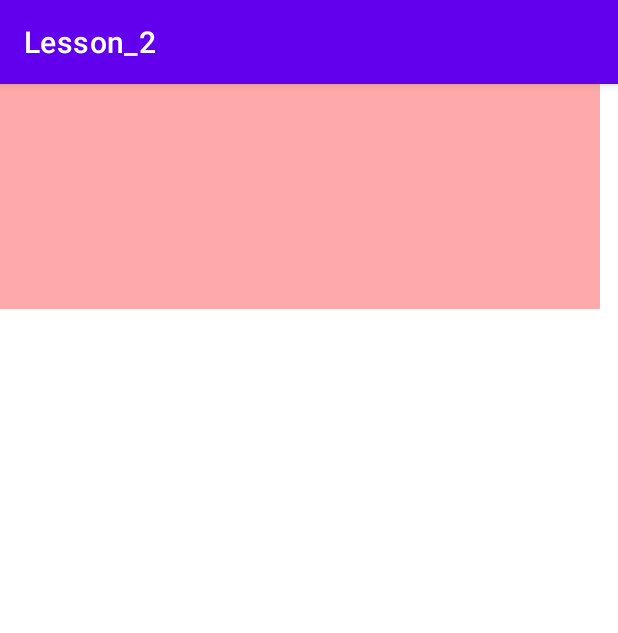
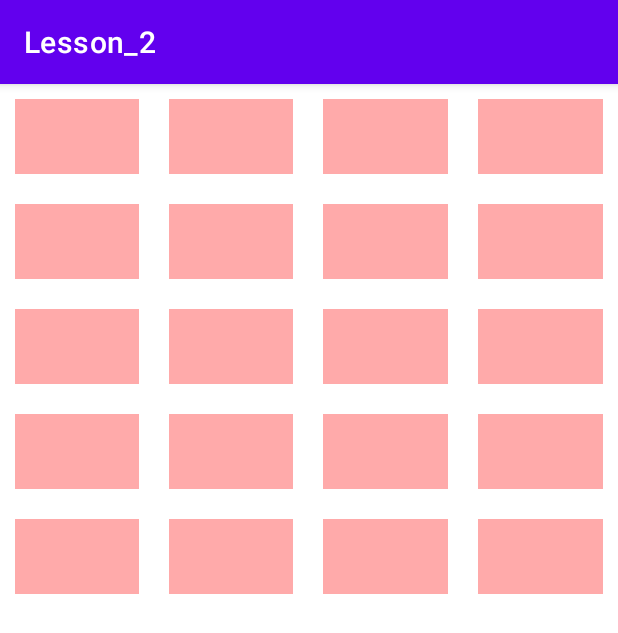
Before and after one commit to annadav1510/Lesson_2, an Android app: the screen it shows after launch (MainActivity), on a phone screen of 412 x 824 dp. Shown: the top 633 px of the screen. Run offline under Robolectric (Android 15) with nearby library versions, the phone set to English and light mode, and no system bars.

Commit message:
Пробовала изменить TableLayout на LinearLayoyt. Вернула TableLayout. Сделела таблицу 4х5

```diff
--- a/app/src/main/res/layout/activity_main.xml
+++ b/app/src/main/res/layout/activity_main.xml
@@ -7,50 +7,36 @@
     android:orientation="vertical"
     tools:context=".MainActivity">
 
-    <TableRow>
 
-        <View
-            android:layout_width="100dp"
-            android:layout_height="50dp"
-            android:background="#ffaa"/>
-
-        <View
-            android:layout_width="100dp"
-            android:layout_height="50dp"
-            android:background="#ffaa"/>
-
-        <View
-            android:layout_width="100dp"
-            android:layout_height="50dp"
-            android:background="#ffaa"/>
-
-        <View
-            android:layout_width="100dp"
-            android:layout_height="50dp"
-            android:background="#ffaa"/>
-
-    </TableRow>
 
     <TableRow>
 
         <View
-            android:layout_width="100dp"
+            android:layout_width="0dp"
+            android:layout_weight="1"
             android:layout_height="50dp"
-            android:background="#ffaa" />
+            android:background="#ffaa"
+            android:layout_margin="10dp"/>
 
         <View
-            android:layout_width="100dp"
+            android:layout_width="0dp"
+            android:layout_weight="1"
             android:layout_height="50dp"
-            android:background="#ffaa"/>
+            android:background="#ffaa"
+            android:layout_margin="10dp"/>
 
         <View
-            android:layout_width="100dp"
+            android:layout_width="0dp"
+            android:layout_weight="1"
             android:layout_height="50dp"
-            android:background="#ffaa" />
+            android:background="#ffaa"
+            android:layout_margin="10dp" />
 
         <View
-            android:layout_width="100dp"
+            android:layout_width="0dp"
+            android:layout_weight="1"
             android:layout_height="50dp"
+            android:layout_margin="10dp"
             android:background="#ffaa" />
 
     </TableRow>
@@ -58,23 +44,130 @@
     <TableRow>
 
         <View
-            android:layout_width="100dp"
+            android:layout_width="0dp"
+            android:layout_weight="1"
             android:layout_height="50dp"
+            android:layout_margin="10dp"
             android:background="#ffaa" />
 
         <View
-            android:layout_width="100dp"
+            android:layout_width="0dp"
+            android:layout_weight="1"
             android:layout_height="50dp"
+            android:layout_margin="10dp"
             android:background="#ffaa" />
 
         <View
-            android:layout_width="100dp"
+            android:layout_width="0dp"
+            android:layout_weight="1"
             android:layout_height="50dp"
+            android:layout_margin="10dp"
             android:background="#ffaa"/>
 
         <View
-            android:layout_width="100dp"
+            android:layout_width="0dp"
+            android:layout_weight="1"
             android:layout_height="50dp"
+            android:layout_margin="10dp"
+            android:background="#ffaa" />
+
+
+    </TableRow>
+
+    <TableRow>
+
+        <View
+            android:layout_width="0dp"
+            android:layout_weight="1"
+            android:layout_height="50dp"
+            android:layout_margin="10dp"
+            android:background="#ffaa" />
+
+        <View
+            android:layout_width="0dp"
+            android:layout_weight="1"
+            android:layout_height="50dp"
+            android:layout_margin="10dp"
+            android:background="#ffaa" />
+
+        <View
+            android:layout_width="0dp"
+            android:layout_weight="1"
+            android:layout_height="50dp"
+            android:layout_margin="10dp"
+            android:background="#ffaa"/>
+
+        <View
+            android:layout_width="0dp"
+            android:layout_weight="1"
+            android:layout_height="50dp"
+            android:layout_margin="10dp"
+            android:background="#ffaa" />
+
+
+    </TableRow>
+
+    <TableRow>
+
+        <View
+            android:layout_width="0dp"
+            android:layout_weight="1"
+            android:layout_height="50dp"
+            android:layout_margin="10dp"
+            android:background="#ffaa" />
+
+        <View
+            android:layout_width="0dp"
+            android:layout_weight="1"
+            android:layout_height="50dp"
+            android:layout_margin="10dp"
+            android:background="#ffaa" />
+
+        <View
+            android:layout_width="0dp"
+            android:layout_weight="1"
+            android:layout_height="50dp"
+            android:layout_margin="10dp"
+            android:background="#ffaa"/>
+
+        <View
+            android:layout_width="0dp"
+            android:layout_weight="1"
+            android:layout_height="50dp"
+            android:layout_margin="10dp"
+            android:background="#ffaa" />
+
+
+    </TableRow>
+
+    <TableRow>
+
+        <View
+            android:layout_width="0dp"
+            android:layout_weight="1"
+            android:layout_height="50dp"
+            android:layout_margin="10dp"
+            android:background="#ffaa" />
+
+        <View
+            android:layout_width="0dp"
+            android:layout_weight="1"
+            android:layout_height="50dp"
+            android:layout_margin="10dp"
+            android:background="#ffaa" />
+
+        <View
+            android:layout_width="0dp"
+            android:layout_weight="1"
+            android:layout_height="50dp"
+            android:layout_margin="10dp"
+            android:background="#ffaa"/>
+
+        <View
+            android:layout_width="0dp"
+            android:layout_weight="1"
+            android:layout_height="50dp"
+            android:layout_margin="10dp"
             android:background="#ffaa" />
 
 
@@ -82,5 +175,4 @@
 
 
 
-
 </TableLayout>
```
